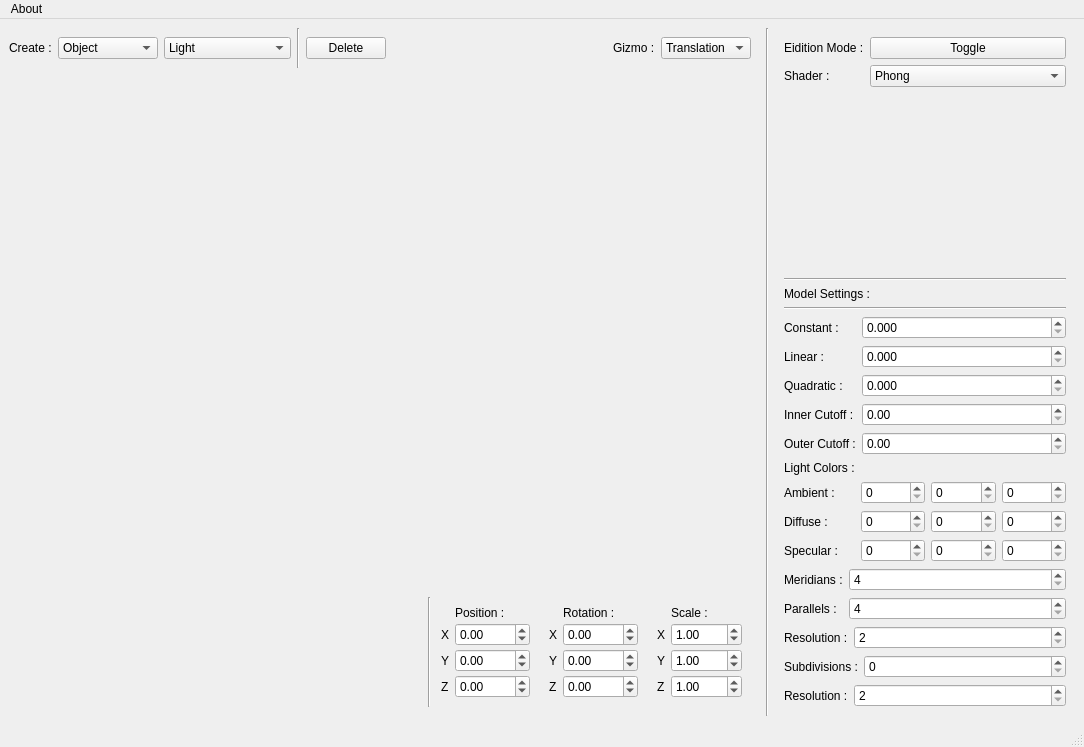
This is src/Application/mainwindow.ui in DaftMat/Draft-Engine as Qt 5 draws it before an edit. The edited form follows.
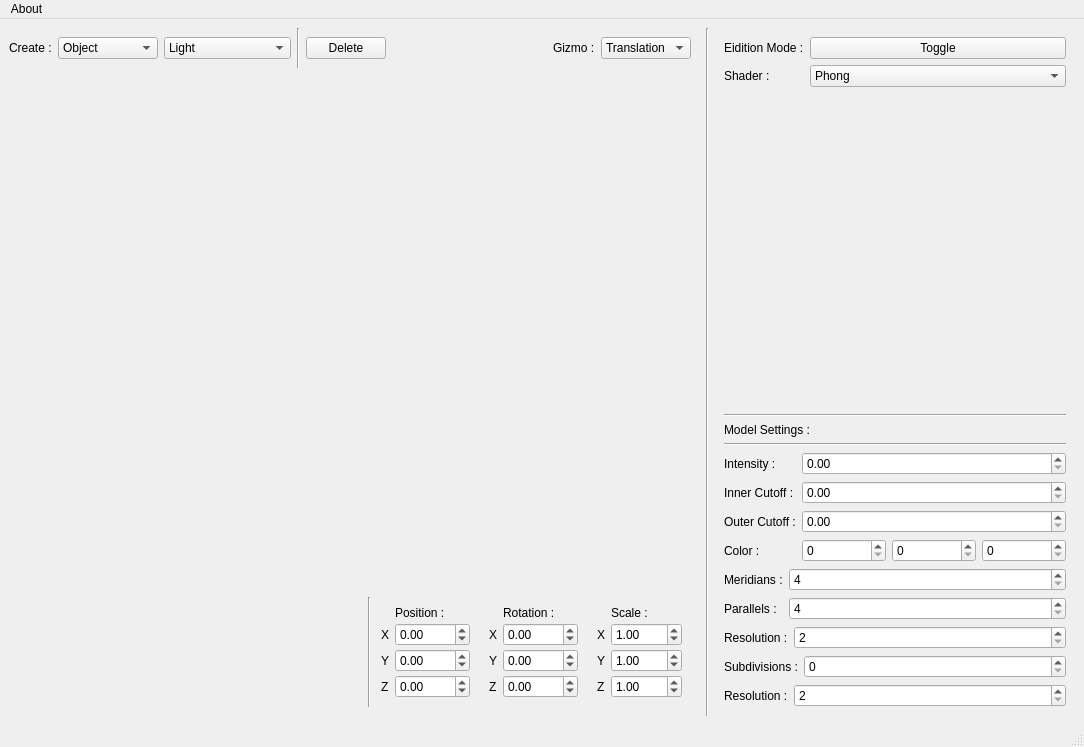
This is the edited form. Custom widgets are drawn as their Qt base class.

```diff
--- a/src/Application/mainwindow.ui
+++ b/src/Application/mainwindow.ui
@@ -52,7 +52,7 @@
       </property>
       <property name="minimumSize">
        <size>
-        <width>300</width>
+        <width>360</width>
         <height>0</height>
        </size>
       </property>
@@ -185,115 +185,56 @@
             <item row="0" column="0">
              <widget class="QLabel" name="constantLabel">
               <property name="text">
-               <string>Constant :</string>
-              </property>
-             </widget>
-            </item>
-            <item row="1" column="0">
-             <widget class="QLabel" name="linearLabel">
-              <property name="text">
-               <string>Linear :</string>
-              </property>
-             </widget>
-            </item>
-            <item row="2" column="0">
-             <widget class="QLabel" name="quadraticLabel">
-              <property name="text">
-               <string>Quadratic :</string>
+               <string>Intensity :</string>
               </property>
              </widget>
             </item>
             <item row="0" column="1">
              <widget class="QDoubleSpinBox" name="constantSpin">
               <property name="decimals">
-               <number>3</number>
+               <number>2</number>
               </property>
               <property name="singleStep">
                <double>0.010000000000000</double>
               </property>
              </widget>
             </item>
-            <item row="1" column="1">
-             <widget class="QDoubleSpinBox" name="linearSpin">
-              <property name="decimals">
-               <number>3</number>
-              </property>
-              <property name="singleStep">
-               <double>0.001000000000000</double>
-              </property>
-             </widget>
-            </item>
-            <item row="2" column="1">
-             <widget class="QDoubleSpinBox" name="quadraticSpin">
-              <property name="decimals">
-               <number>3</number>
-              </property>
-              <property name="singleStep">
-               <double>0.001000000000000</double>
-              </property>
-             </widget>
-            </item>
-            <item row="3" column="0">
+            <item row="1" column="0">
              <widget class="QLabel" name="innercutLabel">
               <property name="text">
                <string>Inner Cutoff :</string>
               </property>
              </widget>
             </item>
-            <item row="3" column="1">
+            <item row="1" column="1">
              <widget class="QDoubleSpinBox" name="innercutSpin">
               <property name="maximum">
                <double>180.000000000000000</double>
               </property>
              </widget>
             </item>
-            <item row="4" column="0">
+            <item row="2" column="0">
              <widget class="QLabel" name="outercutLabel">
               <property name="text">
                <string>Outer Cutoff :</string>
               </property>
              </widget>
             </item>
-            <item row="4" column="1">
+            <item row="2" column="1">
              <widget class="QDoubleSpinBox" name="outercutSpin">
               <property name="maximum">
                <double>180.000000000000000</double>
               </property>
              </widget>
             </item>
-           </layout>
-          </widget>
-         </item>
-         <item>
-          <widget class="QWidget" name="widget_5" native="true">
-           <layout class="QFormLayout" name="formLayout_6">
-            <property name="leftMargin">
-             <number>0</number>
-            </property>
-            <property name="topMargin">
-             <number>0</number>
-            </property>
-            <property name="rightMargin">
-             <number>0</number>
-            </property>
-            <property name="bottomMargin">
-             <number>0</number>
-            </property>
-            <item row="0" column="0">
-             <widget class="QLabel" name="colorLightLabel">
+            <item row="3" column="0">
+             <widget class="QLabel" name="colorLabel">
               <property name="text">
-               <string>Light Colors :</string>
+               <string>Color :</string>
               </property>
              </widget>
             </item>
-            <item row="1" column="0">
-             <widget class="QLabel" name="ambientLabel">
-              <property name="text">
-               <string>Ambient :</string>
-              </property>
-             </widget>
-            </item>
-            <item row="1" column="1">
+            <item row="3" column="1">
              <widget class="QWidget" name="widget_6" native="true">
               <layout class="QHBoxLayout" name="horizontalLayout_3">
                <property name="leftMargin">
@@ -329,99 +270,7 @@
                 </widget>
                </item>
                <item>
-                <widget class="QSpinBox" name="ambientBSpin">
-                 <property name="maximum">
-                  <number>255</number>
-                 </property>
-                </widget>
-               </item>
-              </layout>
-             </widget>
-            </item>
-            <item row="2" column="0">
-             <widget class="QLabel" name="diffuseLabel">
-              <property name="text">
-               <string>Diffuse :</string>
-              </property>
-             </widget>
-            </item>
-            <item row="2" column="1">
-             <widget class="QWidget" name="widget_7" native="true">
-              <layout class="QHBoxLayout" name="horizontalLayout_5">
-               <property name="leftMargin">
-                <number>0</number>
-               </property>
-               <property name="topMargin">
-                <number>0</number>
-               </property>
-               <property name="rightMargin">
-                <number>0</number>
-               </property>
-               <property name="bottomMargin">
-                <number>0</number>
-               </property>
-               <item>
-                <widget class="QSpinBox" name="diffuseRSpin">
-                 <property name="maximum">
-                  <number>255</number>
-                 </property>
-                </widget>
-               </item>
-               <item>
-                <widget class="QSpinBox" name="diffuseGSpin">
-                 <property name="maximum">
-                  <number>255</number>
-                 </property>
-                </widget>
-               </item>
-               <item>
-                <widget class="QSpinBox" name="diffuseBSpin">
-                 <property name="maximum">
-                  <number>255</number>
-                 </property>
-                </widget>
-               </item>
-              </layout>
-             </widget>
-            </item>
-            <item row="3" column="0">
-             <widget class="QLabel" name="specularLabel">
-              <property name="text">
-               <string>Specular :</string>
-              </property>
-             </widget>
-            </item>
-            <item row="3" column="1">
-             <widget class="QWidget" name="widget_8" native="true">
-              <layout class="QHBoxLayout" name="horizontalLayout_6">
-               <property name="leftMargin">
-                <number>0</number>
-               </property>
-               <property name="topMargin">
-                <number>0</number>
-               </property>
-               <property name="rightMargin">
-                <number>0</number>
-               </property>
-               <property name="bottomMargin">
-                <number>0</number>
-               </property>
-               <item>
-                <widget class="QSpinBox" name="specularRSpin">
-                 <property name="maximum">
-                  <number>255</number>
-                 </property>
-                </widget>
-               </item>
-               <item>
-                <widget class="QSpinBox" name="specularGSpin">
-                 <property name="maximum">
-                  <number>255</number>
-                 </property>
-                </widget>
-               </item>
-               <item>
-                <widget class="QSpinBox" name="specularBSpin">
+                <widget class="QSpinBox" name="colorBSpin">
                  <property name="maximum">
                   <number>255</number>
                  </property>
```
Left out of the diff: 10 changed lines with no effect on the pictures.
